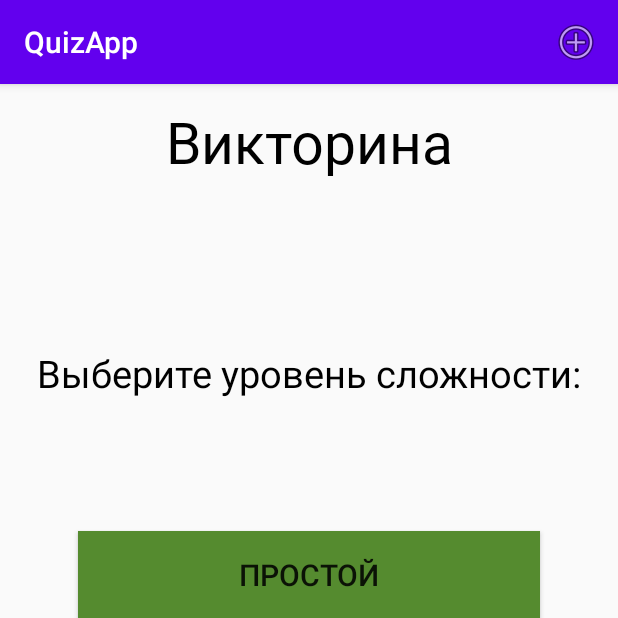
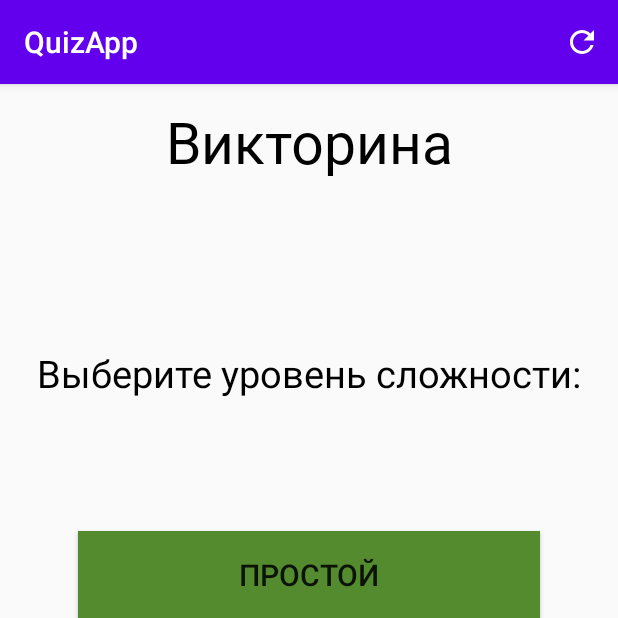
Before and after one commit to Parocq/QuizApp, an Android app: the screen it shows after launch (MainActivity), after a tap on "НАЧАТЬ", on a phone screen of 412 x 824 dp, the top half of it. Run offline under Robolectric (Android 15) with nearby library versions, the phone set to English and light mode, and no system bars; our stand-ins replace Firebase (no records; nobody signed in at launch, a user with empty details on screens opened directly); pictures from the network do not load.

Commit message:
Records from firebase. Images on firebase.

```diff
--- a/app/src/main/java/com/bsuir/german/quizapp/FirebaseInstance.java
+++ b/app/src/main/java/com/bsuir/german/quizapp/FirebaseInstance.java
@@ -6,6 +6,7 @@ import androidx.annotation.NonNull;
 import androidx.annotation.Nullable;
 
 import com.bsuir.german.quizapp.entity.Question;
+import com.bsuir.german.quizapp.entity.Record;
 import com.google.firebase.database.ChildEventListener;
 import com.google.firebase.database.DataSnapshot;
 import com.google.firebase.database.DatabaseError;
@@ -21,14 +22,15 @@ public class FirebaseInstance {
     public static DatabaseReference firebaseQuestionsReference = firebaseDatabase.getReference("questions");
     public static DatabaseReference firebaseRecordsReference = firebaseDatabase.getReference("records");
     private static List<Question> allQuestions = new ArrayList<>();
+    private static List<Record> allRecords = new ArrayList<>();
 
 
     public static void extractQuestionsFromFirebase() {
+        allQuestions.clear();
         firebaseQuestionsReference.addChildEventListener(new ChildEventListener() {
             @Override
             public void onChildAdded(@NonNull DataSnapshot snapshot, @Nullable String previousChildName) {
                 Question question = snapshot.getValue(Question.class);
-                Log.e("TAG", "onChildAdded: received object $question");
                 allQuestions.add(question);
             }
 
@@ -52,7 +54,6 @@ public class FirebaseInstance {
 
             }
         });
-
     }
 
     public List<Question> getQuestions() {
@@ -68,6 +69,48 @@ public class FirebaseInstance {
         }
         return list;
     }
+
+    public static void extractRecordsFromFirebase() {
+        allRecords.clear();
+        firebaseRecordsReference.orderByChild("score").limitToFirst(50).addChildEventListener(new ChildEventListener() {
+            @Override
+            public void onChildAdded(@NonNull DataSnapshot snapshot, @Nullable String previousChildName) {
+                Record record = snapshot.getValue(Record.class);
+                Log.e("TAG", "onChildAdded: received object record");
+                allRecords.add(record);
+            }
+
+            @Override
+            public void onChildChanged(@NonNull DataSnapshot snapshot, @Nullable String previousChildName) {
+
+            }
+
+            @Override
+            public void onChildRemoved(@NonNull DataSnapshot snapshot) {
+
+            }
+
+            @Override
+            public void onChildMoved(@NonNull DataSnapshot snapshot, @Nullable String previousChildName) {
+
+            }
+
+            @Override
+            public void onCancelled(@NonNull DatabaseError error) {
+
+            }
+        });
+    }
+
+    public List<Record> getRecords(){
+        return allRecords;
+    }
+
+    /*
+            DatabaseReference reference = FirebaseInstance.firebaseRecordsReference.child("/record_2");
+        Record record = new Record("Test2",0,"10-20-3000");
+        reference.setValue(record);
+     */
 
     //возвращает данные каждый раз как происходит обновление в firebase
     /*myRef.addValueEventListener(new ValueEventListener() {
--- a/app/src/main/java/com/bsuir/german/quizapp/activity/MainActivity.java
+++ b/app/src/main/java/com/bsuir/german/quizapp/activity/MainActivity.java
@@ -12,6 +12,7 @@ import android.database.sqlite.SQLiteException;
 import android.os.Bundle;
 import android.util.Log;
 import android.view.Menu;
+import android.view.MenuItem;
 import android.view.View;
 import android.widget.Toast;
 
@@ -20,14 +21,20 @@ import com.bsuir.german.quizapp.FirebaseInstance;
 import com.bsuir.german.quizapp.R;
 import com.bsuir.german.quizapp.dao.DAOQuestion;
 import com.bsuir.german.quizapp.entity.Question;
+import com.bsuir.german.quizapp.entity.Record;
 import com.bsuir.german.quizapp.fragment.MenuBannerFragment;
 import com.bsuir.german.quizapp.fragment.MenuFragment;
 import com.google.firebase.FirebaseApp;
+import com.google.firebase.database.DatabaseReference;
+
+import java.util.List;
 
 public class MainActivity extends AppCompatActivity {
 
     //    private SQLiteOpenHelper dbHelper;
     public static SQLiteDatabase db;
+
+    private List<Record> a;
 
     @SuppressLint("SourceLockedOrientationActivity")
     @Override
@@ -46,6 +53,7 @@ public class MainActivity extends AppCompatActivity {
 
         FirebaseApp.initializeApp(this);
         FirebaseInstance.extractQuestionsFromFirebase();
+        FirebaseInstance.extractRecordsFromFirebase();
 
 //        DBHelper dbHelper = new DBHelper(this);
 //        try {
@@ -61,4 +69,10 @@ public class MainActivity extends AppCompatActivity {
         getMenuInflater().inflate(R.menu.main, menu);
         return true;
     }
+
+    @Override
+    public boolean onOptionsItemSelected(@NonNull MenuItem item) {
+        FirebaseInstance.extractRecordsFromFirebase();
+        return super.onOptionsItemSelected(item);
+    }
 }
--- a/app/src/main/java/com/bsuir/german/quizapp/adapter/RecordRecyclerViewAdapter.java
+++ b/app/src/main/java/com/bsuir/german/quizapp/adapter/RecordRecyclerViewAdapter.java
@@ -35,7 +35,7 @@ public class RecordRecyclerViewAdapter extends RecyclerView.Adapter<RecordRecycl
 
     @Override
     public void onBindViewHolder(@NonNull ViewHolder holder, int position) {
-        holder.number.setText(""+position+1);
+        holder.number.setText(""+(position+1));
         holder.name.setText(recordList.get(position).getName());
         holder.date.setText(recordList.get(position).getDate());
         holder.score.setText(""+recordList.get(position).getScore());
--- /dev/null
+++ b/app/src/main/res/drawable/ic_baseline_refresh_24.xml
@@ -0,0 +1,10 @@
+<vector xmlns:android="http://schemas.android.com/apk/res/android"
+    android:width="24dp"
+    android:height="24dp"
+    android:viewportWidth="24"
+    android:viewportHeight="24"
+    android:tint="?attr/colorControlNormal">
+  <path
+      android:fillColor="@android:color/white"
+      android:pathData="M17.65,6.35C16.2,4.9 14.21,4 12,4c-4.42,0 -7.99,3.58 -7.99,8s3.57,8 7.99,8c3.73,0 6.84,-2.55 7.73,-6h-2.08c-0.82,2.33 -3.04,4 -5.65,4 -3.31,0 -6,-2.69 -6,-6s2.69,-6 6,-6c1.66,0 3.14,0.69 4.22,1.78L13,11h7V4l-2.35,2.35z"/>
+</vector>
--- a/app/src/main/res/layout/activity_main.xml
+++ b/app/src/main/res/layout/activity_main.xml
@@ -13,7 +13,7 @@
         android:layout_width="match_parent"
         android:layout_height="0dp"
         android:layout_weight="1"
-        android:onClick="OnClick"/>
+        android:onClick="click"/>
 
     <FrameLayout
         android:id="@+id/mainFragment"
--- a/app/src/main/res/menu/main.xml
+++ b/app/src/main/res/menu/main.xml
@@ -5,9 +5,9 @@
 
 
     <item
-        android:id="@+id/item2"
-        android:icon="@android:drawable/ic_menu_add"
-        android:title="Add new question"
+        android:id="@+id/update_records_table"
+        android:icon="@drawable/ic_baseline_refresh_24"
+        android:title="Refresh records"
         app:showAsAction="always"></item>
 
 </menu>
```
Also changed, not shown: app/src/main/java/com/bsuir/german/quizapp/entity/Record.java (+17 -0 lines), app/src/main/java/com/bsuir/german/quizapp/fragment/RecordsFragment.java (+10 -2 lines).
